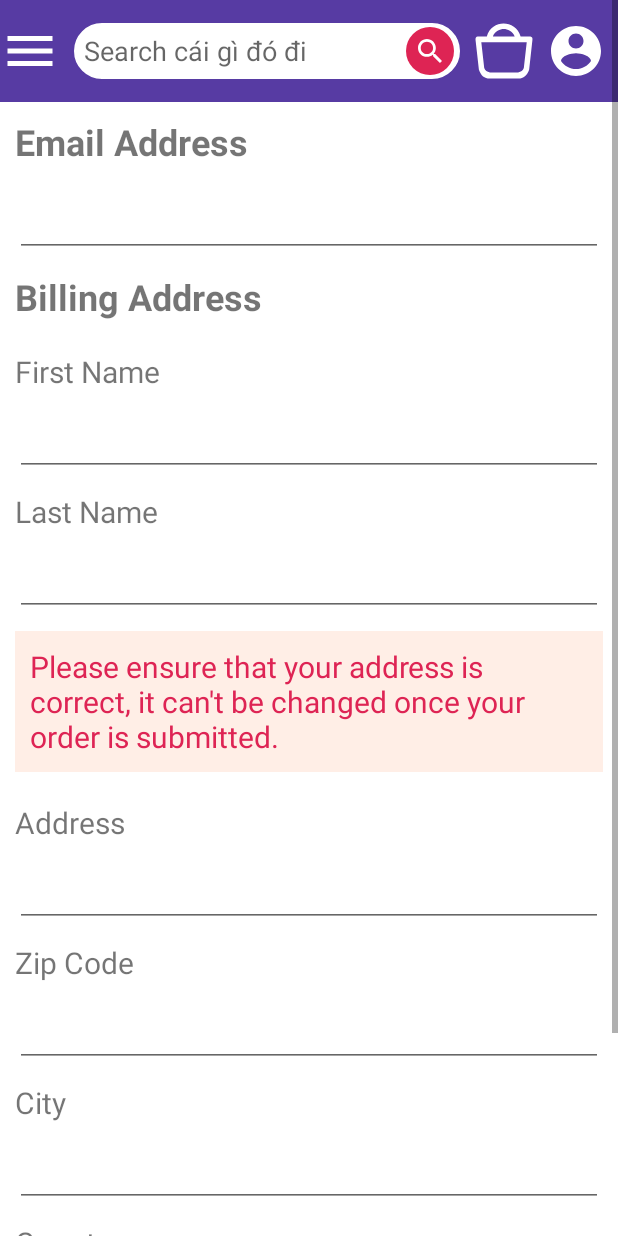
After one commit to tohuyendieu/android, an Android app: the CheckoutActivity screen opened directly, with no data from a screen before it, on a phone screen of 412 x 824 dp. The commit adds this screen. Run offline under Robolectric (Android 15) with nearby library versions, the phone set to English and light mode, and no system bars.

Commit message:
init cart layout and checkout layout

```diff
--- a/app/src/main/AndroidManifest.xml
+++ b/app/src/main/AndroidManifest.xml
@@ -10,7 +10,7 @@
         android:supportsRtl="true"
         android:theme="@style/Theme.TheBookshop">
         <activity
-            android:name=".ui.home.CartActivity"
+            android:name=".ui.home.CheckoutActivity"
             android:exported="true">
             <intent-filter>
                 <action android:name="android.intent.action.MAIN" />
@@ -18,6 +18,9 @@
                 <category android:name="android.intent.category.LAUNCHER" />
             </intent-filter>
         </activity>
+        <activity
+            android:name=".ui.home.CartActivity"
+            android:exported="true"></activity>
         <activity
             android:name=".ui.base.SplashActivity"
             android:theme="@style/SplashTheme">
--- /dev/null
+++ b/app/src/main/java/fptu/ninhtbm/thebookshop/ui/home/CheckoutActivity.java
@@ -0,0 +1,19 @@
+package fptu.ninhtbm.thebookshop.ui.home;
+
+import androidx.appcompat.app.AppCompatActivity;
+
+import android.content.Intent;
+import android.os.Bundle;
+
+import fptu.ninhtbm.thebookshop.R;
+
+public class CheckoutActivity extends AppCompatActivity {
+
+    @Override
+    protected void onCreate(Bundle savedInstanceState) {
+        super.onCreate(savedInstanceState);
+        setContentView(R.layout.activity_checkout);
+//        Intent intent = new Intent(this, MainActivity.class);
+//        startActivity(intent);
+    }
+}
--- a/app/src/main/res/layout/activity_cart.xml
+++ b/app/src/main/res/layout/activity_cart.xml
@@ -6,6 +6,20 @@
     android:layout_height="match_parent"
     tools:context=".ui.home.CartActivity"
     >
+    <ScrollView
+        android:layout_width="match_parent"
+        android:layout_height="match_parent">
+
+    <LinearLayout
+        android:orientation="vertical"
+        android:layout_width="match_parent"
+        android:layout_height="wrap_content">
+
+    <include
+        android:id="@+id/header"
+        layout="@layout/header"
+        android:clipToPadding="false"
+        android:elevation="30dp" />
 
     <com.google.android.material.appbar.AppBarLayout
         android:id="@+id/app_bar"
@@ -14,15 +28,22 @@
         >
 
     </com.google.android.material.appbar.AppBarLayout>
-    <androidx.recyclerview.widget.RecyclerView
-        android:layout_margin="8dp"
-        android:id="@+id/recycler_cart"
-        android:layout_below="@+id/app_bar"
-        android:layout_above="@+id/layout_price"
-        android:layout_marginLeft="4dp"
-        android:layout_marginRight="4dp"
-        android:layout_width="match_parent"
-        android:layout_height="match_parent"></androidx.recyclerview.widget.RecyclerView>
+
+        <androidx.recyclerview.widget.RecyclerView
+            android:id="@+id/recycler_cart"
+            android:layout_width="match_parent"
+            android:layout_height="517dp"
+            android:layout_above="@+id/layout_price"
+            android:layout_below="@+id/header"
+            android:layout_marginStart="8dp"
+            android:layout_marginLeft="4dp"
+            android:layout_marginTop="8dp"
+            android:layout_marginEnd="8dp"
+            android:layout_marginRight="4dp"
+            android:layout_marginBottom="8dp"></androidx.recyclerview.widget.RecyclerView>
+
+    </LinearLayout>
+    </ScrollView>
 
     <LinearLayout
         android:id="@+id/layout_price"
@@ -43,11 +64,11 @@
                 android:layout_height="wrap_content">
 
                 <TextView
+                    android:layout_width="0dp"
+                    android:layout_height="wrap_content"
+                    android:layout_weight="4"
                     android:text="Total"
-                    android:textSize="30sp"
-                    android:layout_weight="4"
-                    android:layout_width="0dp"
-                    android:layout_height="wrap_content"/>
+                    android:textSize="30sp" />
 
                 <TextView
                     android:id="@+id/txt_final_price"
@@ -68,7 +89,7 @@
             android:layout_height="wrap_content"
             android:layout_marginTop="8dp"
             android:layout_marginBottom="8dp"
-            android:backgroundTint="@color/btn_checkout_color"
+            style="@style/CornerButtonRed16"
             android:text="Check out"
             android:textColor="@color/white" />
     </LinearLayout>
--- /dev/null
+++ b/app/src/main/res/layout/activity_checkout.xml
@@ -0,0 +1,198 @@
+<?xml version="1.0" encoding="utf-8"?>
+<ScrollView xmlns:android="http://schemas.android.com/apk/res/android"
+    xmlns:app="http://schemas.android.com/apk/res-auto"
+    xmlns:tools="http://schemas.android.com/tools"
+    android:layout_width="match_parent"
+    android:layout_height="match_parent"
+    tools:context=".ui.home.CheckoutActivity">
+    <LinearLayout
+        android:orientation="vertical"
+        android:layout_width="match_parent"
+        android:layout_height="wrap_content">
+    <include
+        android:id="@+id/header"
+        layout="@layout/header"
+        android:clipToPadding="false"
+        android:elevation="30dp" />
+
+    <TextView
+        android:id="@+id/tv_email"
+        android:layout_width="match_parent"
+        android:layout_height="wrap_content"
+        android:layout_below="@id/header"
+        android:layout_marginStart="10dp"
+        android:layout_marginTop="10dp"
+        android:layout_marginEnd="10dp"
+        android:layout_marginBottom="10dp"
+        android:text="Email Address"
+        android:textStyle="bold"
+        android:textSize="24sp" />
+
+    <EditText
+        android:id="@+id/edt_email"
+        android:layout_marginTop="5dp"
+        android:layout_marginHorizontal="10dp"
+        android:layout_below="@id/tv_email"
+        android:layout_width="match_parent"
+        android:layout_height="wrap_content"/>
+
+    <TextView
+        android:id="@+id/tv_billing_address"
+        android:layout_width="match_parent"
+        android:layout_height="wrap_content"
+        android:layout_below="@id/edt_email"
+        android:layout_marginStart="10dp"
+        android:layout_marginTop="10dp"
+        android:layout_marginEnd="10dp"
+        android:layout_marginBottom="10dp"
+        android:text="Billing Address"
+        android:textStyle="bold"
+        android:textSize="24sp" />
+
+    <TextView
+        android:id="@+id/tv_firstname"
+        android:layout_below="@id/tv_billing_address"
+        android:layout_marginStart="10dp"
+        android:layout_marginTop="10dp"
+        android:layout_marginEnd="10dp"
+        android:layout_marginBottom="5dp"
+        android:text="First Name"
+        android:textSize="20sp"
+        android:layout_width="match_parent"
+        android:layout_height="wrap_content"/>
+
+    <EditText
+        android:id="@+id/edt_firstname"
+        android:layout_marginTop="5dp"
+        android:layout_marginHorizontal="10dp"
+        android:layout_below="@id/tv_firstname"
+        android:layout_width="match_parent"
+        android:layout_height="wrap_content"/>
+
+    <TextView
+        android:id="@+id/tv_lastname"
+        android:layout_below="@id/edt_firstname"
+        android:layout_marginStart="10dp"
+        android:layout_marginTop="10dp"
+        android:layout_marginEnd="10dp"
+        android:layout_marginBottom="5dp"
+        android:text="Last Name"
+        android:textSize="20sp"
+        android:layout_width="match_parent"
+        android:layout_height="wrap_content"/>
+
+    <EditText
+        android:id="@+id/edt_lastname"
+        android:layout_marginTop="5dp"
+        android:layout_marginHorizontal="10dp"
+        android:layout_below="@id/tv_lastname"
+        android:layout_width="match_parent"
+        android:layout_height="wrap_content"/>
+
+    <TextView
+        android:id="@+id/tv_warning_address"
+        android:layout_below="@id/edt_lastname"
+        android:layout_marginStart="10dp"
+        android:layout_marginTop="10dp"
+        android:layout_marginEnd="10dp"
+        android:layout_marginBottom="10dp"
+        android:padding="10dp"
+        android:text="Please ensure that your address is correct, it can't be changed once your order is submitted."
+        android:textSize="20sp"
+        android:textColor="@color/important_button_color"
+        android:background="@color/bg_warning"
+        android:layout_width="match_parent"
+        android:layout_height="wrap_content"/>
+    <TextView
+        android:id="@+id/tv_address"
+        android:layout_marginStart="10dp"
+        android:layout_marginTop="10dp"
+        android:layout_marginEnd="10dp"
+        android:layout_marginBottom="5dp"
+        android:text="Address"
+        android:textSize="20sp"
+        android:layout_below="@id/tv_warning_address"
+        android:layout_width="match_parent"
+        android:layout_height="wrap_content"/>
+
+    <EditText
+        android:id="@+id/edt_address"
+        android:layout_marginTop="5dp"
+        android:layout_marginHorizontal="10dp"
+        android:layout_below="@id/tv_address"
+        android:layout_width="match_parent"
+        android:layout_height="wrap_content"/>
+
+    <TextView
+        android:id="@+id/tv_zipcode"
+        android:layout_marginStart="10dp"
+        android:layout_marginTop="10dp"
+        android:layout_marginEnd="10dp"
+        android:layout_marginBottom="5dp"
+        android:text="Zip Code"
+        android:textSize="20sp"
+        android:layout_below="@id/edt_address"
+        android:layout_width="match_parent"
+        android:layout_height="wrap_content"/>
+
+    <EditText
+        android:id="@+id/edt_zipcode"
+        android:layout_marginTop="5dp"
+        android:layout_marginHorizontal="10dp"
+        android:layout_below="@id/tv_zipcode"
+        android:layout_width="match_parent"
+        android:layout_height="wrap_content"/>
+
+    <TextView
+        android:id="@+id/tv_city"
+        android:layout_marginStart="10dp"
+        android:layout_marginTop="10dp"
+        android:layout_marginEnd="10dp"
+        android:layout_marginBottom="5dp"
+        android:text="City"
+        android:textSize="20sp"
+        android:layout_below="@id/edt_zipcode"
+        android:layout_width="match_parent"
+        android:layout_height="wrap_content"/>
+
+    <EditText
+        android:id="@+id/edt_city"
+        android:layout_marginTop="5dp"
+        android:layout_marginHorizontal="10dp"
+        android:layout_below="@id/tv_city"
+        android:layout_width="match_parent"
+        android:layout_height="wrap_content"/>
+
+    <TextView
+        android:id="@+id/tv_country"
+        android:layout_marginStart="10dp"
+        android:layout_marginTop="10dp"
+        android:layout_marginEnd="10dp"
+        android:layout_marginBottom="5dp"
+        android:text="Country"
+        android:textSize="20sp"
+        android:layout_below="@id/edt_city"
+        android:layout_width="match_parent"
+        android:layout_height="wrap_content"/>
+
+    <EditText
+        android:id="@+id/edt_country"
+        android:layout_marginTop="5dp"
+        android:layout_marginHorizontal="10dp"
+        android:layout_below="@id/tv_country"
+        android:layout_width="match_parent"
+        android:layout_height="wrap_content"/>
+
+    <Button
+        android:id="@+id/btn_save_checkout"
+        android:text="Save and Continue"
+        android:layout_marginTop="20dp"
+        android:layout_marginLeft="10dp"
+        android:layout_marginBottom="20dp"
+        style="@style/CornerButtonRed16"
+        android:layout_below="@id/edt_country"
+        android:layout_width="wrap_content"
+        android:layout_height="wrap_content"/>
+
+    </LinearLayout>
+</ScrollView>
--- a/app/src/main/res/layout/row_item_cart.xml
+++ b/app/src/main/res/layout/row_item_cart.xml
@@ -66,9 +66,8 @@
         android:layout_height="41dp"
         android:layout_marginStart="220dp"
         android:layout_marginBottom="24dp"
-        android:backgroundTint="@color/btn_checkout_color"
-        android:text=""
-        app:icon="@android:drawable/ic_menu_delete"
+        style="@style/CornerButtonRed16"
+        android:text="X"
         app:iconPadding="5dp"
         app:layout_constraintBottom_toBottomOf="@+id/imv_line"
         app:layout_constraintStart_toEndOf="@+id/imv_avatar" />
--- a/app/src/main/res/values/colors.xml
+++ b/app/src/main/res/values/colors.xml
@@ -12,4 +12,5 @@
     <color name="primary_color">#573ba3</color>
     <color name="sub_primary_color">#4F2FA5</color>
     <color name="btn_checkout_color">#de2454</color>
+    <color name="bg_warning">#FFEEE6</color>
 </resources>
```
